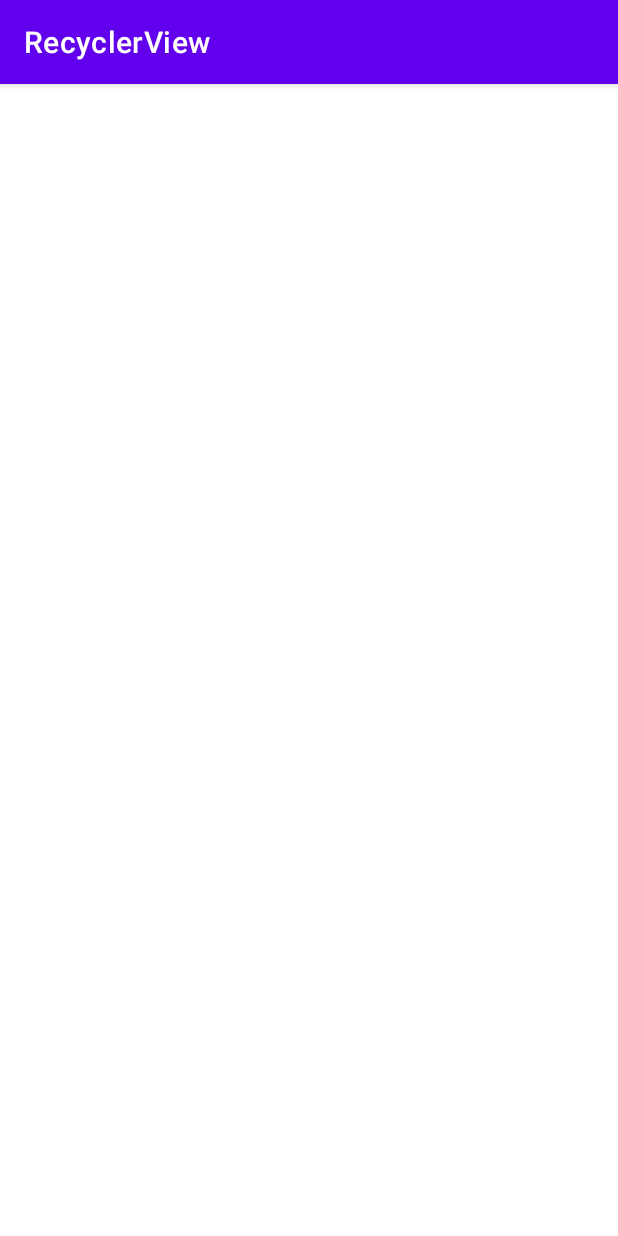
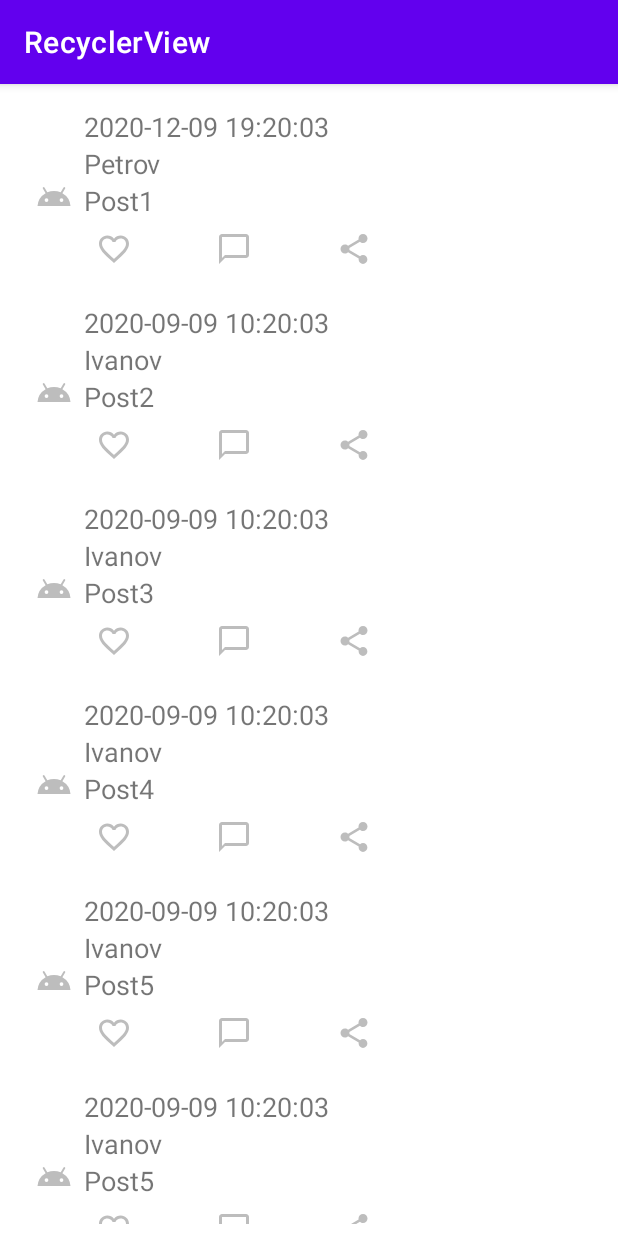
Before and after one commit to katerinavp/5.3.RecyclerView_DeletePost, an Android app: the screen it shows after launch (MainActivity), on a phone screen of 412 x 824 dp. Run offline under Robolectric (Android 15) with nearby library versions, the phone set to English and light mode, and no system bars.

Commit message:
Добавлен RecyclerView, AdapterPost,обработка нажатия кнопок

```diff
--- a/app/src/main/java/com/example/a1first_application/AdapterPost.kt
+++ b/app/src/main/java/com/example/a1first_application/AdapterPost.kt
@@ -1,75 +1,108 @@
 package com.example.a1first_application
 
+import android.graphics.Color
 import android.view.LayoutInflater
 import android.view.View
 import android.view.ViewGroup
-import android.widget.TextView
+import androidx.recyclerview.widget.DiffUtil
+import androidx.recyclerview.widget.ListAdapter
 import androidx.recyclerview.widget.RecyclerView
-import com.bumptech.glide.Glide
-import com.bumptech.glide.request.RequestOptions
-import com.example.a1first_application.databinding.ActivityMainBinding
 import com.example.a1first_application.databinding.RecyclerviewItemBinding
+import java.time.LocalDateTime
+import java.time.ZoneId
 
 
-class AdapterPost(private val list: List<Post>) : RecyclerView.Adapter<RecyclerView.ViewHolder>() { //наш класс имелепентит RecyclerView.Adapter , который в качестве дженерика принимает в себя <RecyclerView.ViewHolder>()
-    //private var items: List<Post> = ArrayList()
+class AdapterPost : ListAdapter<Post, AdapterPost.PostViewHolder>(PostDiffer) {
 
-    //    private val binding by lazy(LazyThreadSafetyMode.NONE) {
-//        ActivityMainBinding.inflate(LayoutInflater.from())
-//    }
-    override fun onCreateViewHolder(parent: ViewGroup, viewType: Int): RecyclerView.ViewHolder {//создаем ViewHolder , наш класс который мы определили. onCreateViewHolder используется для стыковки xml с нашим классом
-        return PostViewHolder(
-                LayoutInflater.from(parent.context).inflate(R.layout.recyclerview_item, parent, false)
-        )
+
+    override fun onCreateViewHolder(parent: ViewGroup, viewType: Int): PostViewHolder =
+            PostViewHolder(
+                    RecyclerviewItemBinding.inflate(LayoutInflater.from(parent.context), parent, false)
+
+            )
+
+
+    override fun onBindViewHolder(holder: PostViewHolder, position: Int) {
+        holder.bind(getItem(position))
 
     }
 
-    //используем  inflater, в наш viewholder передать view.
+    class PostViewHolder(
+            private val binding: RecyclerviewItemBinding
+    ) : RecyclerView.ViewHolder(binding.root) {
 
-    override fun onBindViewHolder(holder: RecyclerView.ViewHolder, position: Int) { // если наш Holder является PostViewHolder надо сбиндить,затем в holder надо положить экземпляр класса Post.
-        // нужно положить конкретный элемент из списка по полю position
-        when (holder) {
-            is PostViewHolder -> {
-//                holder.bind(items[position])
-                holder.bind(list[position])
+        fun bind(post: Post) {
+            with(binding) {
+                imageLogo.setImageResource(R.drawable.ic_baseline_android_24)
+                txtAuthor.text = post.author
+                txtPost.text = post.content
+                txtDate.text = post.date
+                imageLike.setImageResource(R.drawable.ic_baseline_favorite_border_24)
+                imageComment.setImageResource(R.drawable.ic_baseline_chat_bubble_outline_24)
+                imageShare.setImageResource(R.drawable.ic_baseline_share_24)
+
             }
-
-        }
+            var countLike: Int = 0
+            var countComment: Int = 0
+            var countShare: Int = 0
 
 
-    }
+            binding.imageLike.setOnClickListener(object : View.OnClickListener {
+                override fun onClick(v: View?) {
+                    if (countLike == 0) {
+                        countLike += 1
+                        binding.imageLike.setImageResource(R.drawable.ic_baseline_favorite_border_24_red)
+                        binding.txtCountLike.text = countLike.toString()
+                        binding.txtCountLike.setTextColor(Color.RED)
+                    } else {
+                        countLike -= 1
+                        binding.imageLike.setImageResource(R.drawable.ic_baseline_favorite_border_24)
+                        binding.txtCountLike.text = countLike.toString()
+                        binding.txtCountLike.setTextColor(Color.WHITE)
+                    }
+                }
+            })
 
-    override fun getItemCount(): Int =
-            list.size
+            binding.imageComment.setOnClickListener(object : View.OnClickListener {
+                override fun onClick(v: View?) {
+                    if (countComment == 0) {
+                        countComment += 1
+                        binding.imageComment.setImageResource(R.drawable.ic_baseline_chat_bubble_outline_24_red)
+                        binding.txtCountComment.text = countComment.toString()
+                        binding.txtCountComment.setTextColor(Color.RED)
+                    } else {
+                        countComment -= 1
+                        binding.imageComment.setImageResource(R.drawable.ic_baseline_chat_bubble_outline_24)
+                        binding.txtCountComment.text = countComment.toString()
+                        binding.txtCountComment.setTextColor(Color.WHITE)
+                    }
+                }
+            })
+            binding.imageShare.setOnClickListener(object : View.OnClickListener {
+                override fun onClick(v: View?) {
+                    if (countShare == 0) {
+                        countShare += 1
+                        binding.imageShare.setImageResource(R.drawable.ic_baseline_share_24_red)
+                        binding.txtCountShare.text = countShare.toString()
+                        binding.txtCountShare.setTextColor(Color.RED)
+                    } else {
+                        countShare -= 1
+                        binding.imageShare.setImageResource(R.drawable.ic_baseline_share_24)
+                        binding.txtCountShare.text = countShare.toString()
+                        binding.txtCountShare.setTextColor(Color.WHITE)
+                    }
+                }
 
-    class PostViewHolder //создаем viewHolder внутри конструктора передаем нашу View. В PostViewHolder происходит описание, что делаем с item
-    constructor(itemView: View) : RecyclerView.ViewHolder(itemView) {
-        val binding = RecyclerviewItemBinding.bind(itemView)
-        val post_author: TextView = binding.txtAuthor
-        val post__content: TextView = binding.txtPost
-        val post__date:  TextView = binding.txtDate
-//        }
-
-        //val post_image = itemView.findViewById(R.id.imageLogo)
-//        val post_author = itemView.// берет данные из xml
-//        val post_content = itemView.txtPost
-//
-        fun bind(post: Post) {//функция bind , которая будет на вхожит принимать пост, и загружать картинку
-//            val requestOptions =
-//                RequestOptions() // создается задний фон для нашего списка, если картинка не загрузится по каким то причинам сети., то загружай картинку, которая есть локально
-//                    .placeholder(R.drawable.ic_launcher_background)
-//                    .error(R.drawable.ic_launcher_background)
-//            Glide.with(itemView.context) // передаем контекст из ячейки
-//                .applyDefaultRequestOptions(requestOptions) // когда по умолчанию используем картинку ic_launcher_background
-//                .load(post.image) //загружаем наш url
-//                .into(post_image)
-
-            post_author.setText(post.author)
-            post__content.setText(post.content)
-            post__date.setText(post.date)
-//        }
+            })
 
         }
     }
+
+    private object PostDiffer : DiffUtil.ItemCallback<Post>() {
+        override fun areItemsTheSame(oldItem: Post, newItem: Post): Boolean =
+                oldItem.id == newItem.id
+
+        override fun areContentsTheSame(oldItem: Post, newItem: Post): Boolean = oldItem == newItem
+    }
+
 }
-//}
--- a/app/src/main/java/com/example/a1first_application/MainActivity.kt
+++ b/app/src/main/java/com/example/a1first_application/MainActivity.kt
@@ -11,16 +11,9 @@ import com.example.a1first_application.databinding.ActivityMainBinding
 import java.time.*
 
 
-class MainActivity : AppCompatActivity(){
-//        View.OnClickListener {
+class MainActivity : AppCompatActivity() {
+
     private lateinit var adapterPost: AdapterPost
-
-//
-
-//    private fun addData(){
-//        val data = DataSource.createDataSet()
-//
-//    }
 
     private val binding by lazy(LazyThreadSafetyMode.NONE) {
         ActivityMainBinding.inflate(LayoutInflater.from(this))
@@ -28,145 +21,39 @@ class MainActivity : AppCompatActivity(){
 
     override fun onCreate(savedInstanceState: Bundle?) {
         super.onCreate(savedInstanceState)
-        setContentView(R.layout.activity_main)
-//        setContentView(binding.root)
+        setContentView(binding.root)
+
         binding.recyclerView.layoutManager = LinearLayoutManager(this)
-        binding.recyclerView.adapter = AdapterPost(list)
+        val adapter = AdapterPost()
+        binding.recyclerView.adapter = adapter
+        adapter.submitList(list)
+
     }
-       private val list = ArrayList<Post>().apply {
-           Post(
-                   1, "2020-12-09 19:20:03", "Petrov", "Post1",
 
-           )
-           Post(
-                   2, "2020-09-09 10:20:03", "Ivanov", "Post2",
-                   )
+    private val list = listOf(
+        Post(
+            1, "2020-12-09 19:20:03", "Petrov", "Post1",),
+        Post(
+            2, "2020-09-09 10:20:03", "Ivanov", "Post2",
+        ),
+        Post(
+            3, "2020-09-09 10:20:03", "Ivanov", "Post3",
+        ),
+        Post(
+            4, "2020-09-09 10:20:03", "Ivanov", "Post4",
+        ),
+        Post(
+            5, "2020-09-09 10:20:03", "Ivanov", "Post5",
+        ),
+        Post(
+            6, "2020-09-09 10:20:03", "Ivanov", "Post5",
+        ),
+        Post(
+            7, "2020-09-09 10:20:03", "Ivanov", "Post7",
+        ),
+        Post(
+            8, "2020-09-09 10:20:03", "Ivanov", "Post8",
+        ),
+    )
 
-
-       }
-
-//        binding.txtPost.text = post.content
-//        binding.txtAuthor.text = post.author
-//        val postTime: String = post.date
-//        println("Время $postTime")
-//
-//        time(post)
-
-//    private fun initRecycleView() {
-//        recycle_view.apply {
-//            layoutManager = LinearLayoutManager(this@MainActivity) //LinearLayoutManager нужен, чтобы элементы списка отображались линейно
-//            val topSpaceingDecorator = TopSpasingItemDecoration(45) // расстояние между картинкой и текстом
-//            addItemDecotation(topSpaceingDecorator)
-//
-//            adapter = AdapterPost()
-//        }
-//    }
-
-//
-//        binding.imageLike.setOnClickListener(this)
-//        binding.imageComment.setOnClickListener(this)
-//        binding.imageShare.setOnClickListener(this)
-
-//    }
-
-//    var countLike: Int = 0
-//    var countComment: Int = 0
-//    var countShare: Int = 0
-
-//    override fun onClick(v: View) {
-//        when (v.id) {
-//            R.id.imageLike -> {
-//                if (countLike == 0) {
-//                    countLike += 1
-//                    binding.imageLike.setImageResource(R.drawable.ic_baseline_favorite_border_24_red)
-//                    binding.txtCountLike.text = countLike.toString()
-//                    binding.txtCountLike.setTextColor(Color.RED)
-//                } else {
-//                    countLike -= 1
-//                    binding.imageLike.setImageResource(R.drawable.ic_baseline_favorite_border_24)
-//                    binding.txtCountLike.text = countLike.toString()
-//                    binding.txtCountLike.setTextColor(Color.WHITE)
-//                }
-//            }
-//            R.id.imageComment -> {
-//                if (countComment == 0) {
-//                    countComment += 1
-//                    binding.imageComment.setImageResource(R.drawable.ic_baseline_chat_bubble_outline_24_red)
-//                    binding.txtCountComment.text = countComment.toString()
-//                    binding.txtCountComment.setTextColor(Color.RED)
-//                } else {
-//                    countComment -= 1
-//                    binding.imageComment.setImageResource(R.drawable.ic_baseline_chat_bubble_outline_24)
-//                    binding.txtCountComment.text = countComment.toString()
-//                    binding.txtCountComment.setTextColor(Color.WHITE)
-//                }
-//            }
-//            R.id.imageShare -> {
-//                if (countShare == 0) {
-//                    countShare += 1
-//                    binding.imageShare.setImageResource(R.drawable.ic_baseline_share_24_red)
-//                    binding.txtCountShare.text = countShare.toString()
-//                    binding.txtCountShare.setTextColor(Color.RED)
-//                } else {
-//                    countShare -= 1
-//                    binding.imageShare.setImageResource(R.drawable.ic_baseline_share_24)
-//                    binding.txtCountShare.text = countShare.toString()
-//                    binding.txtCountShare.setTextColor(Color.WHITE)
-//                }
-//            }
-//        }
-//    }
-//
-//    fun time(post: Post) {
-//        val zid: ZoneId = ZoneId.of("Europe/Moscow")
-//        val dateTime = LocalDateTime.now(zid)
-//        val postTime: String = post.date
-//
-//
-//        val postList: List<String> = postTime.split(" ")
-//        println("Размер листа $postList")
-//
-//        val postSecondsList: List<String> = postList[1].split(":")
-//
-//        val postHour: Int = postSecondsList[0].toInt() * 3600
-//        val postMinutes: Int = postSecondsList[1].toInt() * 60
-//        val postSecond: Int = postSecondsList[2].toInt()
-//
-//        val currentHour: Int = dateTime.hour * 3600
-//        val currentMinutes: Int = dateTime.minute * 60
-//        val currentSeconds: Int = dateTime.second
-//
-//        val postDate: List<String> = postList[0].split("-")
-//        val postYear: Int = postDate[0].toInt() * 31536000
-//        val postMonth: Double = postDate[1].toInt() * 2629743.83
-//        val postDay: Int = postDate[2].toInt() * 86400
-//        val postSum = postHour + postMinutes + postSecond + postMonth + postDay + postYear
-//
-//        val currentYear = dateTime.year * 31536000
-//        val currentMonth: Double = dateTime.monthValue * 2629743.83
-//        val currentDay: Int = dateTime.dayOfMonth * 86400
-//        val currentSum =
-//            currentHour + currentMinutes + currentSeconds + currentMonth + currentDay + currentYear
-//
-//        val resultSeconds = currentSum - postSum
-//
-//        val minutes: Double = resultSeconds / 60
-//        val hours: Double = resultSeconds / 3600
-//        val day: Double = resultSeconds / 86400
-//        val month: Double = resultSeconds / 2629743.83
-//        val year: Double = resultSeconds / 31536000.0
-//
-//        val publishedAgoText: String = when (resultSeconds) {
-//
-//            in 0.0..59.0 -> "${resultSeconds.toInt()} секунд(а/ы) назад"
-//            in 60.0..3599.0 -> "${minutes.toInt()} минут(ы/а) назад"
-//            in 3600.0..86399.0 -> "${hours.toInt()} час(а/ов) назад"
-//            in 86400.0..2629743.82 -> "${day.toInt()} день(дня/ей) назад"
-//            in 2629743.83..31535999.0 -> "${month.toInt()} месяц(а/ев) назад"
-//            in 31536000.0..63071999.0 -> "${year.toInt()} год назад"
-//            else -> "несколько лет назад"
-//        }
-//        binding.txtDate.text = publishedAgoText
-//
-//    }
 }
--- a/app/src/main/java/com/example/a1first_application/Post.kt
+++ b/app/src/main/java/com/example/a1first_application/Post.kt
@@ -1,16 +1,17 @@
 package com.example.a1first_application
 
-class Post(
+data class Post(
     val id: Int,
     val date: String,
     val author: String,
     val content: String,
-   // val image: String,
+//    val image: String,
     var likedByMe: Boolean = false
+
 ) {
     override fun toString(): String {
         return "Post($id, $author)"
     }
-    val getAuthor = author
+
 
 }
--- /dev/null
+++ b/app/src/main/java/com/example/a1first_application/PostTypes.kt
@@ -0,0 +1,5 @@
+package com.example.a1first_application
+
+enum class PostTypes {
+   EVENT,REPOST,video, ADV
+}
```
Also changed, not shown: app/src/main/java/com/example/a1first_application/DataSource.kt (deleted, +0 -24 lines).
